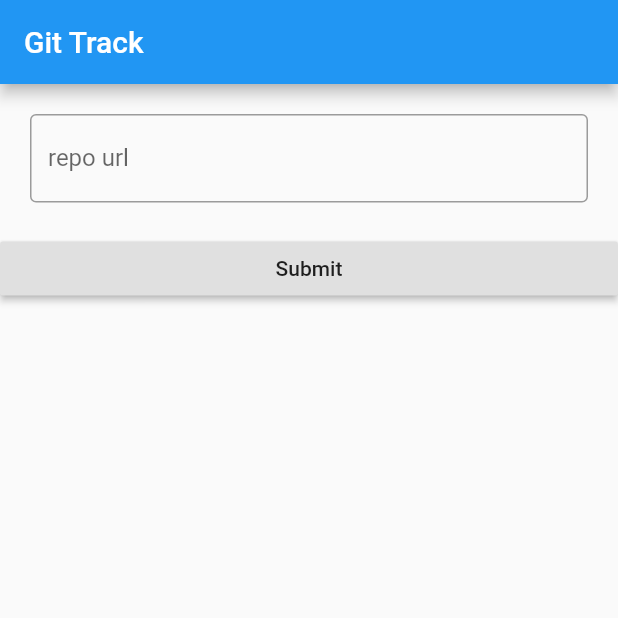
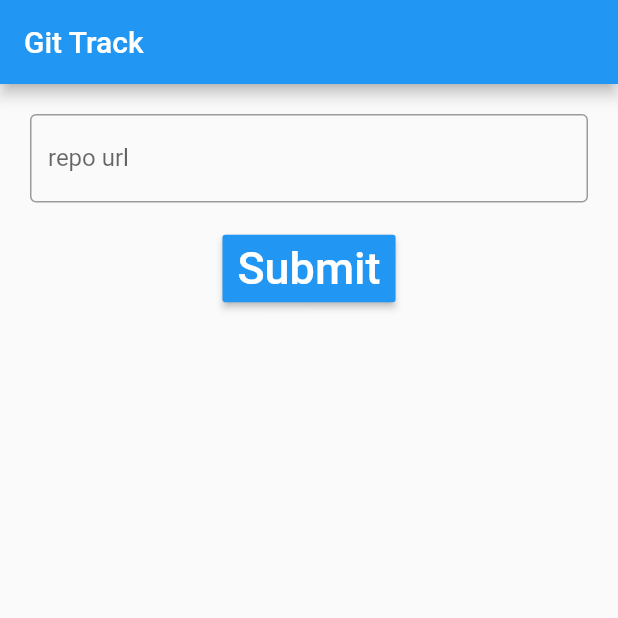
Before and after one commit to vivekg7/git_track, a Flutter app: the screen it shows after launch, on a phone screen of 412 x 824 dp, the top half of it. Run offline on Flutter 3.47's test engine with Material 2 defaults, Android fonts, the phone set to English and light mode, and no system bars.

Commit message:
Updated Submit Button

```diff
--- a/lib/views/home_page.dart
+++ b/lib/views/home_page.dart
@@ -38,12 +38,23 @@ class HomePageState extends State<HomePage> {
                 },
               ),
             ),
-            RaisedButton(
-              padding: EdgeInsets.only(left: 30.0, right: 30.0),
-              child: Text("Submit"),
-              onPressed: () {
-                _onSubmit();
-              },
+            Row(
+              children: <Widget>[
+                Expanded(child: Container(),),
+                RaisedButton(
+                  padding: EdgeInsets.only(top: 5.0, bottom: 5.0, left: 10.0, right: 10.0),
+                  color: Colors.blue,
+                  textColor: Colors.white,
+                  child: Text(
+                    "Submit",
+                    style: TextStyle(fontSize: 30.0),
+                  ),
+                  onPressed: () {
+                    _onSubmit();
+                  },
+                ),
+                Expanded(child: Container(),),
+              ],
             )
           ],
         ),
```
